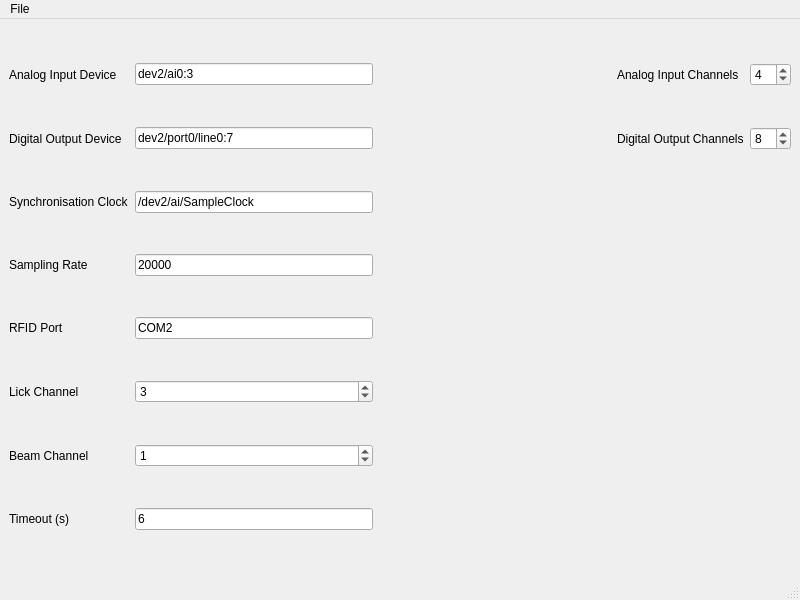
Above: UI/HardwareWindow.ui from RoboDoig/autonomouse-control before the change. Below: the same form after it.
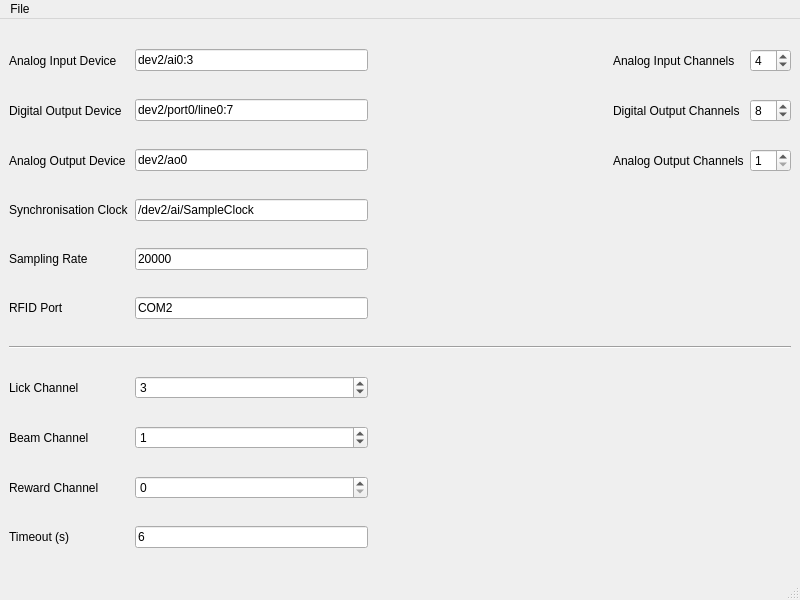
That is the form after the change.

Commit message: Adding analog out control

```diff
--- a/UI/HardwareWindow.ui
+++ b/UI/HardwareWindow.ui
@@ -15,21 +15,69 @@
   </property>
   <widget class="QWidget" name="centralwidget">
    <layout class="QGridLayout" name="gridLayout">
+    <item row="9" column="1">
+     <widget class="QSpinBox" name="rewardChannelSpin">
+      <property name="maximum">
+       <number>3</number>
+      </property>
+     </widget>
+    </item>
+    <item row="2" column="4">
+     <widget class="QSpinBox" name="analogOutChannelsSpin">
+      <property name="minimum">
+       <number>1</number>
+      </property>
+      <property name="maximum">
+       <number>4</number>
+      </property>
+     </widget>
+    </item>
+    <item row="2" column="3">
+     <widget class="QLabel" name="label_12">
+      <property name="text">
+       <string>Analog Output Channels</string>
+      </property>
+     </widget>
+    </item>
+    <item row="9" column="0">
+     <widget class="QLabel" name="label_13">
+      <property name="text">
+       <string>Reward Channel</string>
+      </property>
+     </widget>
+    </item>
+    <item row="8" column="1">
+     <widget class="QSpinBox" name="beamChannelSpin">
+      <property name="maximum">
+       <number>31</number>
+      </property>
+      <property name="value">
+       <number>1</number>
+      </property>
+     </widget>
+    </item>
     <item row="2" column="1">
+     <widget class="QLineEdit" name="analogOutputEdit">
+      <property name="text">
+       <string>dev2/ao0</string>
+      </property>
+     </widget>
+    </item>
+    <item row="3" column="1">
      <widget class="QLineEdit" name="syncClockEdit">
       <property name="text">
        <string>/dev2/ai/SampleClock</string>
       </property>
      </widget>
     </item>
-    <item row="3" column="0">
+    <item row="4" column="0">
      <widget class="QLabel" name="label_7">
       <property name="text">
        <string>Sampling Rate</string>
       </property>
      </widget>
     </item>
-    <item row="5" column="0">
+    <item row="7" column="0">
      <widget class="QLabel" name="label_8">
       <property name="text">
        <string>Lick Channel</string>
@@ -43,14 +91,14 @@
       </property>
      </widget>
     </item>
-    <item row="4" column="1">
+    <item row="5" column="1">
      <widget class="QLineEdit" name="rfidPortEdit">
       <property name="text">
        <string>COM2</string>
       </property>
      </widget>
     </item>
-    <item row="3" column="1">
+    <item row="4" column="1">
      <widget class="QLineEdit" name="samplingRateEdit">
       <property name="text">
        <string>20000</string>
@@ -70,14 +118,14 @@
       </property>
      </widget>
     </item>
-    <item row="2" column="0">
+    <item row="3" column="0">
      <widget class="QLabel" name="label_5">
       <property name="text">
        <string>Synchronisation Clock</string>
       </property>
      </widget>
     </item>
-    <item row="5" column="1">
+    <item row="7" column="1">
      <widget class="QSpinBox" name="lickChannelSpin">
       <property name="maximum">
        <number>31</number>
@@ -120,7 +168,7 @@
       </property>
      </spacer>
     </item>
-    <item row="4" column="0">
+    <item row="5" column="0">
      <widget class="QLabel" name="label_6">
       <property name="text">
        <string>RFID Port</string>
@@ -155,34 +203,38 @@
       </property>
      </widget>
     </item>
-    <item row="7" column="0">
+    <item row="10" column="0">
      <widget class="QLabel" name="label_9">
       <property name="text">
        <string>Timeout (s)</string>
       </property>
      </widget>
     </item>
-    <item row="7" column="1">
+    <item row="10" column="1">
      <widget class="QLineEdit" name="timeoutEdit">
       <property name="text">
        <string>6</string>
       </property>
      </widget>
     </item>
-    <item row="6" column="0">
+    <item row="8" column="0">
      <widget class="QLabel" name="label_10">
       <property name="text">
        <string>Beam Channel</string>
       </property>
      </widget>
     </item>
-    <item row="6" column="1">
-     <widget class="QSpinBox" name="beamChannelSpin">
-      <property name="maximum">
-       <number>31</number>
+    <item row="2" column="0">
+     <widget class="QLabel" name="label_11">
+      <property name="text">
+       <string>Analog Output Device</string>
       </property>
-      <property name="value">
-       <number>1</number>
+     </widget>
+    </item>
+    <item row="6" column="0" colspan="5">
+     <widget class="Line" name="line">
+      <property name="orientation">
+       <enum>Qt::Horizontal</enum>
       </property>
      </widget>
     </item>
```
The commit also changes 2 other files.
